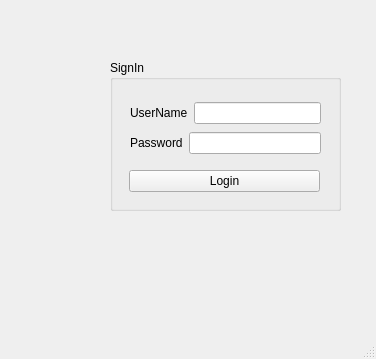
This is LoginApp/mainwindow.ui in hongwei-bai/qt-hello-world as Qt 5 draws it before an edit. The edited form follows.
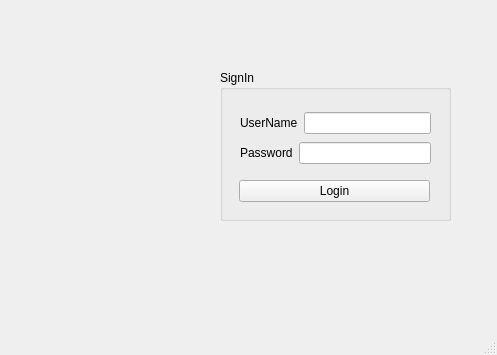
This is the edited form.

Commit message: lesson 11 displaying image using label in qt

Patch:
```diff
--- a/LoginApp/mainwindow.ui
+++ b/LoginApp/mainwindow.ui
@@ -6,8 +6,8 @@
    <rect>
     <x>0</x>
     <y>0</y>
-    <width>376</width>
-    <height>359</height>
+    <width>497</width>
+    <height>355</height>
    </rect>
   </property>
   <property name="windowTitle">
@@ -17,8 +17,8 @@
    <widget class="QGroupBox" name="groupBox">
     <property name="geometry">
      <rect>
-      <x>110</x>
-      <y>60</y>
+      <x>220</x>
+      <y>70</y>
       <width>231</width>
       <height>151</height>
      </rect>
@@ -39,7 +39,7 @@
       <string>Login</string>
      </property>
     </widget>
-    <widget class="QWidget" name="">
+    <widget class="QWidget" name="layoutWidget">
      <property name="geometry">
       <rect>
        <x>20</x>
@@ -86,6 +86,19 @@
      </layout>
     </widget>
    </widget>
+   <widget class="QLabel" name="label_pic">
+    <property name="geometry">
+     <rect>
+      <x>30</x>
+      <y>60</y>
+      <width>161</width>
+      <height>171</height>
+     </rect>
+    </property>
+    <property name="text">
+     <string/>
+    </property>
+   </widget>
   </widget>
   <widget class="QMenuBar" name="menubar">
    <property name="geometry">
```
Left out of the diff: 2 changed lines with no effect on the pictures. The commit also changes 2 other files.
